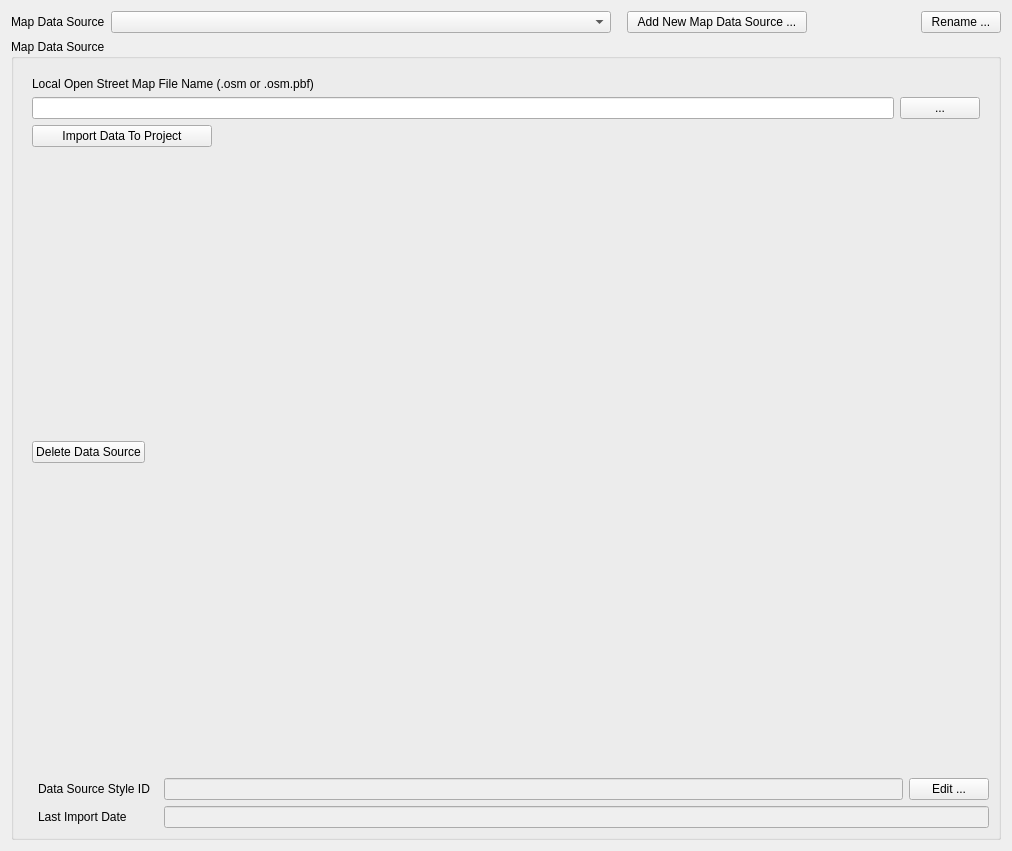
Qt form osmmapmakerapp/dataTab.ui (jremillard/osmmapmaker) before a commit.
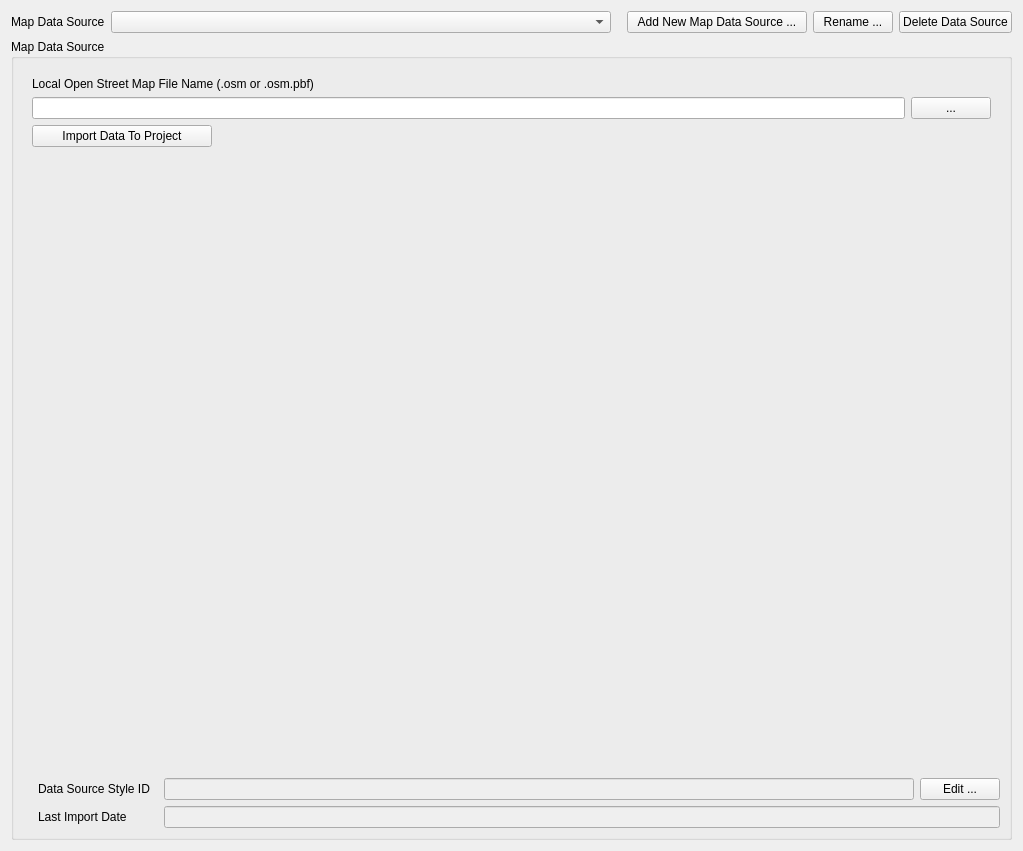
The same form after that commit. Icons and pictures are not drawn.

Commit message: Move delete data source button

Diff of the .ui file:
```diff
--- a/osmmapmakerapp/dataTab.ui
+++ b/osmmapmakerapp/dataTab.ui
@@ -95,8 +95,19 @@
        </property>
       </widget>
      </item>
-    </layout>
-   </item>
+     <item>
+      <widget class="QPushButton" name="dataSourceDelete">
+       <property name="text">
+        <string>Delete Data Source</string>
+       </property>
+       <property name="icon">
+        <iconset resource="resources.qrc">
+         <normaloff>:/resources/trashicon.svg</normaloff>:/resources/trashicon.svg</iconset>
+       </property>
+      </widget>
+     </item>
+   </layout>
+  </item>
    <item>
     <widget class="QGroupBox" name="dataSourceGroup">
      <property name="title">
@@ -185,23 +196,6 @@
             </property>
            </spacer>
           </item>
-          <item>
-           <widget class="QPushButton" name="OSMFileDelete">
-            <property name="sizePolicy">
-             <sizepolicy hsizetype="Fixed" vsizetype="Fixed">
-              <horstretch>0</horstretch>
-              <verstretch>0</verstretch>
-             </sizepolicy>
-            </property>
-            <property name="text">
-             <string>Delete Data Source</string>
-            </property>
-            <property name="icon">
-             <iconset resource="resources.qrc">
-              <normaloff>:/resources/trashicon.svg</normaloff>:/resources/trashicon.svg</iconset>
-            </property>
-           </widget>
-          </item>
           <item>
            <spacer name="verticalSpacer_2">
             <property name="orientation">
```
Left out of the diff: 17 changed lines with no effect on the pictures. The commit also changes 2 other files.
